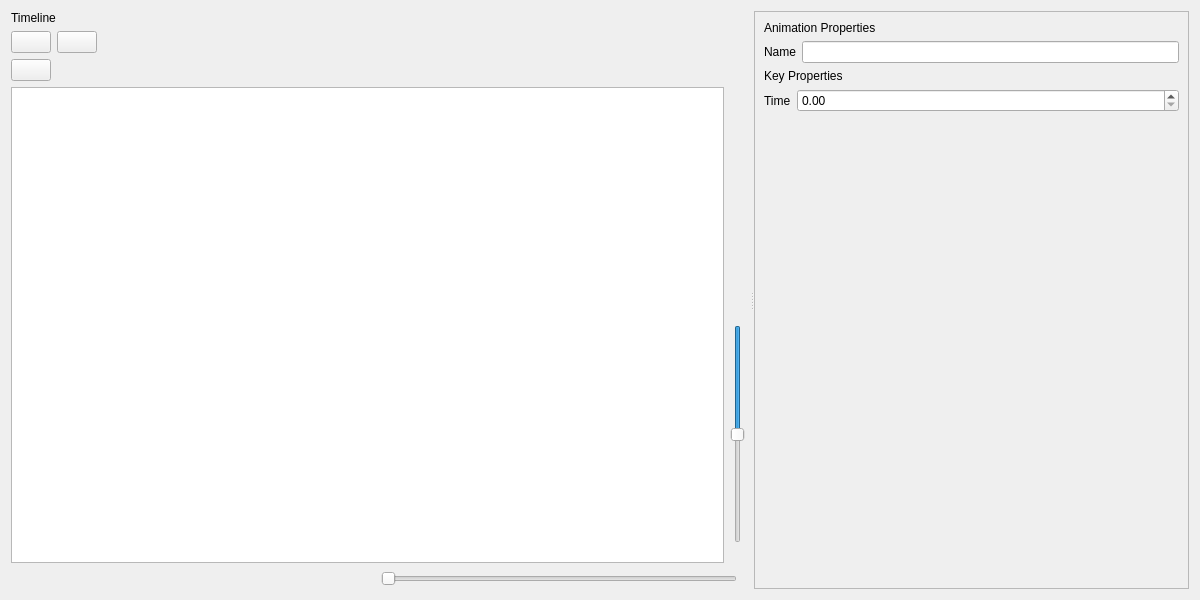
Qt form tools/editor/application/VadonEditor/UI/Model/Animation/AnimationEditor.ui (janos-ijgyarto/vadon) before a commit.
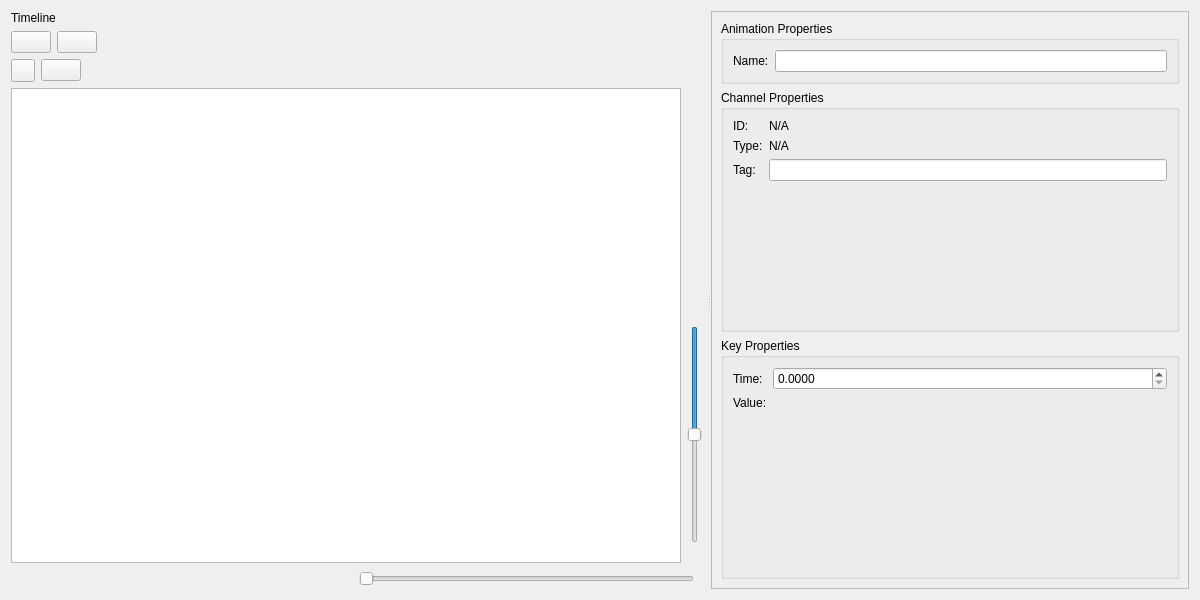
The same form after that commit. Icons and pictures are not drawn.

```diff
--- a/tools/editor/application/VadonEditor/UI/Model/Animation/AnimationEditor.ui
+++ b/tools/editor/application/VadonEditor/UI/Model/Animation/AnimationEditor.ui
@@ -77,13 +77,32 @@
        <item>
         <layout class="QHBoxLayout" name="channelButtonsHBox">
          <item>
-          <widget class="QPushButton" name="addChannelButton">
+          <widget class="QToolButton" name="addChannelButton">
+           <property name="toolTip">
+            <string>Add Channel</string>
+           </property>
            <property name="text">
             <string/>
            </property>
            <property name="icon">
             <iconset theme="QIcon::ThemeIcon::ListAdd"/>
            </property>
+           <property name="popupMode">
+            <enum>QToolButton::ToolButtonPopupMode::InstantPopup</enum>
+           </property>
+          </widget>
+         </item>
+         <item>
+          <widget class="QPushButton" name="removeChannelButton">
+           <property name="toolTip">
+            <string>Remove Channel</string>
+           </property>
+           <property name="text">
+            <string/>
+           </property>
+           <property name="icon">
+            <iconset theme="QIcon::ThemeIcon::ListRemove"/>
+           </property>
           </widget>
          </item>
          <item>
@@ -219,53 +238,113 @@
         <rect>
          <x>0</x>
          <y>0</y>
-         <width>403</width>
+         <width>445</width>
          <height>580</height>
         </rect>
        </property>
-       <layout class="QVBoxLayout" name="verticalLayout_3" stretch="0,0,0,1">
+       <layout class="QVBoxLayout" name="propertiesScrollLayout" stretch="0,1,1">
         <item>
-         <widget class="QLabel" name="animationPropertiesLabel">
-          <property name="text">
+         <widget class="QGroupBox" name="animationPropertiesGroup">
+          <property name="title">
            <string>Animation Properties</string>
           </property>
+          <layout class="QFormLayout" name="animationPropertiesLayout">
+           <item row="0" column="0">
+            <widget class="QLabel" name="animationNameLabel">
+             <property name="text">
+              <string>Name:</string>
+             </property>
+            </widget>
+           </item>
+           <item row="0" column="1">
+            <widget class="QLineEdit" name="animationNameLineEdit"/>
+           </item>
+          </layout>
          </widget>
         </item>
         <item>
-         <layout class="QFormLayout" name="animationPropertiesForm">
-          <item row="0" column="0">
-           <widget class="QLabel" name="nameLabel">
-            <property name="text">
-             <string>Name</string>
-            </property>
-           </widget>
-          </item>
-          <item row="0" column="1">
-           <widget class="QLineEdit" name="nameLineEdit"/>
-          </item>
-         </layout>
+         <widget class="QGroupBox" name="channelPropertiesGroup">
+          <property name="title">
+           <string>Channel Properties</string>
+          </property>
+          <layout class="QFormLayout" name="channelPropertiesLayout">
+           <item row="0" column="0">
+            <widget class="QLabel" name="channelIDLabel">
+             <property name="text">
+              <string>ID:</string>
+             </property>
+            </widget>
+           </item>
+           <item row="2" column="0">
+            <widget class="QLabel" name="channelTagLabel">
+             <property name="text">
+              <string>Tag:</string>
+             </property>
+            </widget>
+           </item>
+           <item row="2" column="1">
+            <widget class="QLineEdit" name="channelTagLineEdit"/>
+           </item>
+           <item row="0" column="1">
+            <widget class="QLabel" name="channelIDTextLabel">
+             <property name="text">
+              <string>N/A</string>
+             </property>
+            </widget>
+           </item>
+           <item row="1" column="0">
+            <widget class="QLabel" name="channelTypeLabel">
+             <property name="text">
+              <string>Type:</string>
+             </property>
+            </widget>
+           </item>
+           <item row="1" column="1">
+            <widget class="QLabel" name="channelTypeTextLabel">
+             <property name="text">
+              <string>N/A</string>
+             </property>
+            </widget>
+           </item>
+          </layout>
+         </widget>
         </item>
         <item>
-         <widget class="QLabel" name="keyPropertiesLabel">
-          <property name="text">
+         <widget class="QGroupBox" name="keyPropertiesGroup">
+          <property name="title">
            <string>Key Properties</string>
           </property>
+          <layout class="QFormLayout" name="keyPropertiesLayout">
+           <item row="0" column="0">
+            <widget class="QLabel" name="keyTimeLabel">
+             <property name="text">
+              <string>Time:</string>
+             </property>
+            </widget>
+           </item>
+           <item row="0" column="1">
+            <widget class="QDoubleSpinBox" name="keyTimeSpinBox">
+             <property name="decimals">
+              <number>4</number>
+             </property>
+             <property name="maximum">
+              <double>1.000000000000000</double>
+             </property>
+             <property name="singleStep">
+              <double>0.010000000000000</double>
+             </property>
+            </widget>
+           </item>
+           <item row="1" column="0">
+            <widget class="QLabel" name="label">
+             <property name="text">
+              <string>Value:</string>
+             </property>
+            </widget>
+           </item>
+          </layout>
          </widget>
         </item>
-        <item>
-         <layout class="QFormLayout" name="keyPropertiesForm">
-          <item row="0" column="0">
-           <widget class="QLabel" name="keyTimeLabel">
-            <property name="text">
-             <string>Time</string>
-            </property>
-           </widget>
-          </item>
-          <item row="0" column="1">
-           <widget class="QDoubleSpinBox" name="keyTimeSpinBox"/>
-          </item>
-         </layout>
-        </item>
        </layout>
       </widget>
      </widget>
```
Left out of the diff: 190 changed lines with no effect on the pictures.
